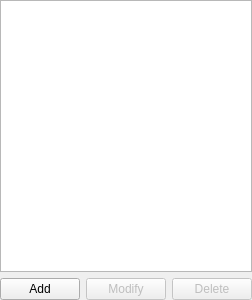
Qt form EditableStringList.ui (alexeysavenkov/OOP_Practicum_QtPhoneBook) before a commit.
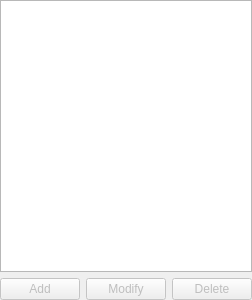
The same form after that commit.

Diff of the .ui file:
```diff
--- a/EditableStringList.ui
+++ b/EditableStringList.ui
@@ -40,6 +40,9 @@
     <layout class="QHBoxLayout" name="horizontalLayout">
      <item>
       <widget class="QPushButton" name="btnAdd">
+       <property name="enabled">
+        <bool>false</bool>
+       </property>
        <property name="text">
         <string>Add</string>
        </property>
```
